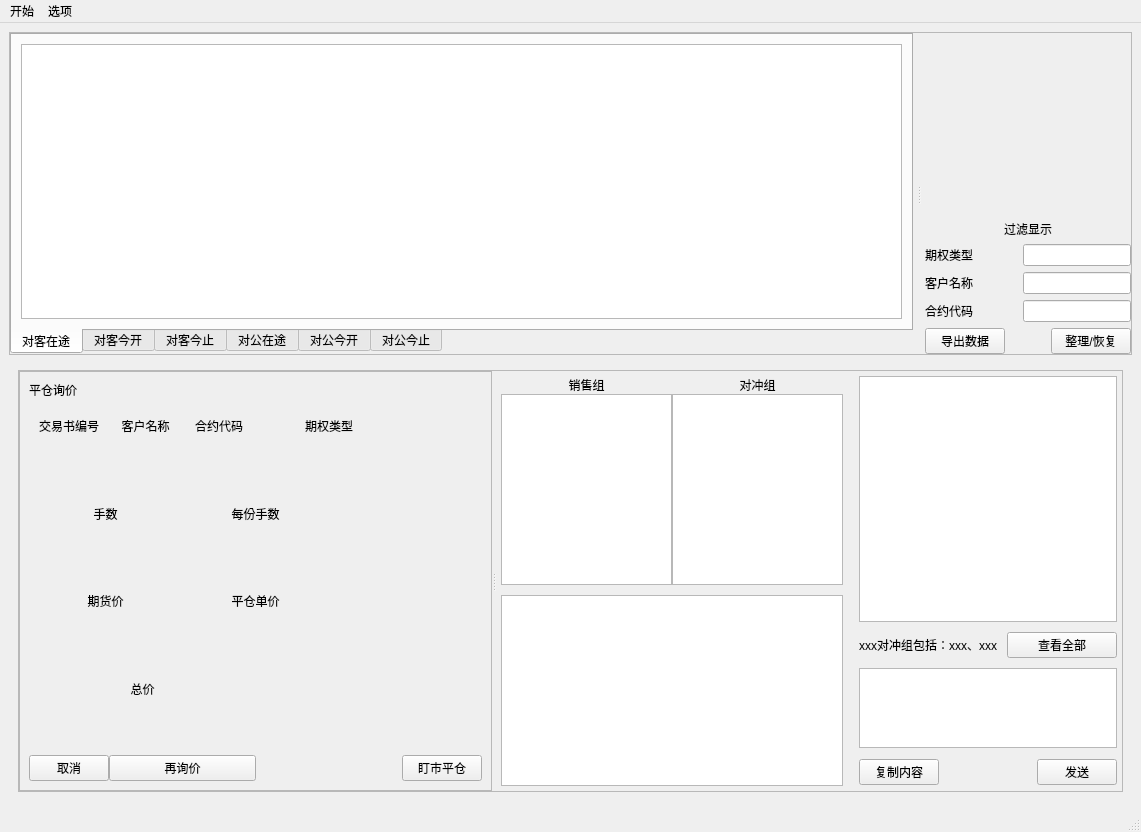
This is UI/mainWindow.ui in 413180794/OptionDeal as Qt 5 draws it before an edit. The edited form follows.
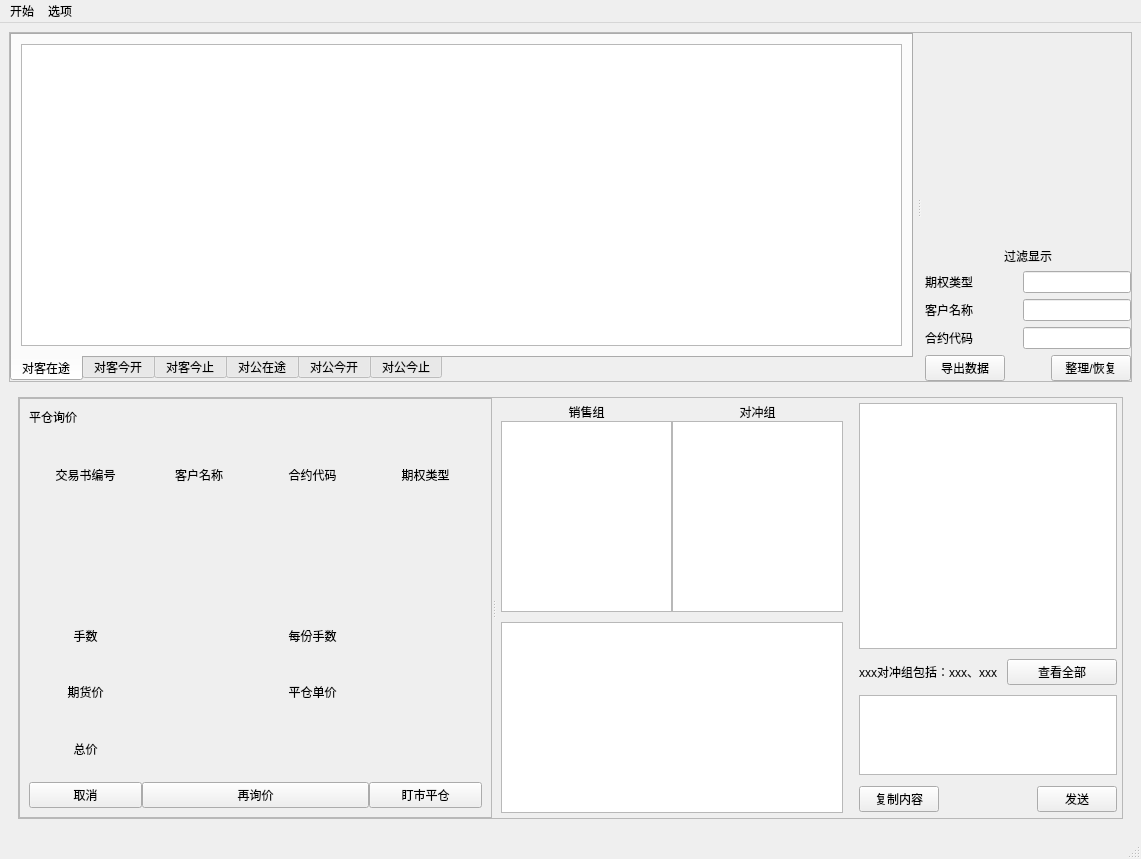
This is the edited form. The open tabs and pages were chosen to show the change.

The edit to the form file:
```diff
--- a/UI/mainWindow.ui
+++ b/UI/mainWindow.ui
@@ -8,12 +8,15 @@
     <x>0</x>
     <y>0</y>
     <width>1141</width>
-    <height>832</height>
+    <height>859</height>
    </rect>
   </property>
   <property name="windowTitle">
    <string>期货交易端</string>
   </property>
+  <property name="styleSheet">
+   <string notr="true"/>
+  </property>
   <property name="unifiedTitleAndToolBarOnMac">
    <bool>false</bool>
   </property>
@@ -344,9 +347,7 @@
            <bool>false</bool>
           </property>
           <property name="styleSheet">
-           <string notr="true">QLabel {
-	border:0px solid #242424;
-}</string>
+           <string notr="true"/>
           </property>
           <property name="frameShape">
            <enum>QFrame::StyledPanel</enum>
@@ -920,9 +921,28 @@
           </widget>
           <widget class="QWidget" name="evening_up_enquiry_page">
            <property name="styleSheet">
-            <string notr="true"/>
+            <string notr="true">QLable{
+	border: 0.5px  #242424 ;
+	border-style:solid;
+}</string>
            </property>
            <layout class="QGridLayout" name="gridLayout_2">
+            <item row="0" column="0">
+             <widget class="QLabel" name="label_84">
+              <property name="sizePolicy">
+               <sizepolicy hsizetype="Preferred" vsizetype="Fixed">
+                <horstretch>0</horstretch>
+                <verstretch>0</verstretch>
+               </sizepolicy>
+              </property>
+              <property name="styleSheet">
+               <string notr="true"/>
+              </property>
+              <property name="text">
+               <string>平仓询价</string>
+              </property>
+             </widget>
+            </item>
             <item row="1" column="0">
              <layout class="QGridLayout" name="gridLayout_7">
               <property name="sizeConstraint">
@@ -934,13 +954,20 @@
               <property name="verticalSpacing">
                <number>5</number>
               </property>
-              <item row="0" column="0">
-               <layout class="QVBoxLayout" name="verticalLayout_24">
+              <item row="3" column="0">
+               <widget class="QPushButton" name="cancel_enquiry_pushButton">
+                <property name="text">
+                 <string>取消</string>
+                </property>
+               </widget>
+              </item>
+              <item row="0" column="3">
+               <layout class="QVBoxLayout" name="verticalLayout_30">
                 <property name="spacing">
                  <number>0</number>
                 </property>
                 <item>
-                 <widget class="QLabel" name="label_49">
+                 <widget class="QLabel" name="label_64">
                   <property name="font">
                    <font>
                     <weight>50</weight>
@@ -951,7 +978,7 @@
                    <string notr="true"/>
                   </property>
                   <property name="text">
-                   <string>交易书编号</string>
+                   <string>期权类型</string>
                   </property>
                   <property name="alignment">
                    <set>Qt::AlignCenter</set>
@@ -959,13 +986,7 @@
                  </widget>
                 </item>
                 <item>
-                 <widget class="QLabel" name="transaction_number_label_in_enquiry_page">
-                  <property name="font">
-                   <font>
-                    <weight>50</weight>
-                    <bold>false</bold>
-                   </font>
-                  </property>
+                 <widget class="QLabel" name="option_type_label_in_enquiry_page">
                   <property name="text">
                    <string/>
                   </property>
@@ -1054,245 +1075,210 @@
                 </item>
                </layout>
               </item>
-              <item row="6" column="6">
+              <item row="3" column="3">
                <widget class="QPushButton" name="marked_to_market_pushButton">
                 <property name="text">
                  <string>盯市平仓</string>
                 </property>
                </widget>
               </item>
-              <item row="0" column="3" colspan="2">
-               <layout class="QVBoxLayout" name="verticalLayout_30">
-                <property name="spacing">
-                 <number>0</number>
-                </property>
-                <item>
-                 <widget class="QLabel" name="label_64">
-                  <property name="font">
-                   <font>
-                    <weight>50</weight>
-                    <bold>false</bold>
-                   </font>
-                  </property>
-                  <property name="text">
-                   <string>期权类型</string>
-                  </property>
-                  <property name="alignment">
-                   <set>Qt::AlignCenter</set>
-                  </property>
-                 </widget>
-                </item>
-                <item>
-                 <widget class="QLabel" name="option_type_label_in_enquiry_page">
-                  <property name="text">
-                   <string/>
-                  </property>
-                  <property name="alignment">
-                   <set>Qt::AlignCenter</set>
-                  </property>
-                 </widget>
-                </item>
-               </layout>
-              </item>
-              <item row="1" column="2" colspan="2">
-               <layout class="QVBoxLayout" name="verticalLayout_25">
-                <property name="spacing">
-                 <number>0</number>
-                </property>
-                <item>
-                 <widget class="QLabel" name="label_54">
-                  <property name="font">
-                   <font>
-                    <weight>50</weight>
-                    <bold>false</bold>
-                   </font>
-                  </property>
-                  <property name="text">
-                   <string>每份手数</string>
-                  </property>
-                  <property name="alignment">
-                   <set>Qt::AlignCenter</set>
-                  </property>
-                 </widget>
-                </item>
-                <item>
-                 <widget class="QLabel" name="number_per_hand_label_in_enquiry_page">
-                  <property name="text">
-                   <string/>
-                  </property>
-                  <property name="alignment">
-                   <set>Qt::AlignCenter</set>
-                  </property>
-                 </widget>
-                </item>
-               </layout>
-              </item>
-              <item row="2" column="0" colspan="2">
-               <layout class="QVBoxLayout" name="verticalLayout_27">
-                <property name="spacing">
-                 <number>0</number>
-                </property>
-                <item>
-                 <widget class="QLabel" name="label_58">
-                  <property name="font">
-                   <font>
-                    <weight>50</weight>
-                    <bold>false</bold>
-                   </font>
-                  </property>
-                  <property name="text">
-                   <string>期货价</string>
-                  </property>
-                  <property name="alignment">
-                   <set>Qt::AlignCenter</set>
-                  </property>
-                 </widget>
-                </item>
-                <item>
-                 <widget class="QLabel" name="forward_price_label">
-                  <property name="text">
-                   <string/>
-                  </property>
-                  <property name="alignment">
-                   <set>Qt::AlignCenter</set>
-                  </property>
-                 </widget>
-                </item>
-               </layout>
-              </item>
-              <item row="2" column="2" colspan="2">
-               <layout class="QVBoxLayout" name="verticalLayout_26">
-                <property name="spacing">
-                 <number>0</number>
-                </property>
-                <item>
-                 <widget class="QLabel" name="label_52">
-                  <property name="font">
-                   <font>
-                    <weight>50</weight>
-                    <bold>false</bold>
-                   </font>
-                  </property>
-                  <property name="text">
-                   <string>平仓单价</string>
-                  </property>
-                  <property name="alignment">
-                   <set>Qt::AlignCenter</set>
-                  </property>
-                 </widget>
-                </item>
-                <item>
-                 <widget class="QLabel" name="unit_price_label_in_enquiry_page">
-                  <property name="text">
-                   <string/>
-                  </property>
-                  <property name="alignment">
-                   <set>Qt::AlignCenter</set>
-                  </property>
-                 </widget>
-                </item>
-               </layout>
-              </item>
-              <item row="5" column="0" colspan="3">
-               <layout class="QVBoxLayout" name="verticalLayout_29">
-                <property name="spacing">
-                 <number>0</number>
-                </property>
-                <item>
-                 <widget class="QLabel" name="label_50">
-                  <property name="font">
-                   <font>
-                    <weight>50</weight>
-                    <bold>false</bold>
-                   </font>
-                  </property>
-                  <property name="text">
-                   <string>总价</string>
-                  </property>
-                  <property name="alignment">
-                   <set>Qt::AlignCenter</set>
-                  </property>
-                 </widget>
-                </item>
-                <item>
-                 <widget class="QLabel" name="total_price_label_in_enquiry_page">
-                  <property name="text">
-                   <string/>
-                  </property>
-                  <property name="alignment">
-                   <set>Qt::AlignCenter</set>
-                  </property>
-                 </widget>
-                </item>
-               </layout>
-              </item>
-              <item row="1" column="0" colspan="2">
-               <layout class="QVBoxLayout" name="verticalLayout_34">
-                <property name="spacing">
-                 <number>0</number>
-                </property>
-                <item>
-                 <widget class="QLabel" name="label_72">
-                  <property name="font">
-                   <font>
-                    <weight>50</weight>
-                    <bold>false</bold>
-                   </font>
-                  </property>
-                  <property name="text">
-                   <string>手数</string>
-                  </property>
-                  <property name="alignment">
-                   <set>Qt::AlignCenter</set>
-                  </property>
-                 </widget>
-                </item>
-                <item>
-                 <widget class="QLabel" name="lots_label_in_enquiry_page">
-                  <property name="text">
-                   <string/>
-                  </property>
-                  <property name="alignment">
-                   <set>Qt::AlignCenter</set>
-                  </property>
-                 </widget>
-                </item>
-               </layout>
-              </item>
-              <item row="6" column="0">
-               <widget class="QPushButton" name="cancel_enquiry_pushButton">
-                <property name="text">
-                 <string>取消</string>
-                </property>
-               </widget>
-              </item>
-              <item row="6" column="1" colspan="2">
+              <item row="3" column="1" colspan="2">
                <widget class="QPushButton" name="enquiry_again_pushButton">
                 <property name="text">
                  <string>再询价</string>
                 </property>
                </widget>
               </item>
+              <item row="0" column="0">
+               <layout class="QVBoxLayout" name="verticalLayout_24">
+                <property name="spacing">
+                 <number>0</number>
+                </property>
+                <item>
+                 <widget class="QLabel" name="label_49">
+                  <property name="font">
+                   <font>
+                    <weight>50</weight>
+                    <bold>false</bold>
+                   </font>
+                  </property>
+                  <property name="styleSheet">
+                   <string notr="true"/>
+                  </property>
+                  <property name="text">
+                   <string>交易书编号</string>
+                  </property>
+                  <property name="alignment">
+                   <set>Qt::AlignCenter</set>
+                  </property>
+                  <property name="name" stdset="0">
+                   <string>tableSheet</string>
+                  </property>
+                 </widget>
+                </item>
+                <item>
+                 <widget class="QLabel" name="transaction_number_label_in_enquiry_page">
+                  <property name="font">
+                   <font>
+                    <weight>50</weight>
+                    <bold>false</bold>
+                   </font>
+                  </property>
+                  <property name="text">
+                   <string/>
+                  </property>
+                  <property name="alignment">
+                   <set>Qt::AlignCenter</set>
+                  </property>
+                  <property name="name" stdset="0">
+                   <string>tableSheet</string>
+                  </property>
+                 </widget>
+                </item>
+               </layout>
+              </item>
+              <item row="1" column="0" colspan="4">
+               <layout class="QGridLayout" name="gridLayout_12">
+                <item row="1" column="3">
+                 <widget class="QLabel" name="unit_price_label_in_enquiry_page_2">
+                  <property name="text">
+                   <string/>
+                  </property>
+                  <property name="alignment">
+                   <set>Qt::AlignCenter</set>
+                  </property>
+                  <property name="name" stdset="0">
+                   <string>warn_color</string>
+                  </property>
+                 </widget>
+                </item>
+                <item row="0" column="0">
+                 <widget class="QLabel" name="label_73">
+                  <property name="font">
+                   <font>
+                    <weight>50</weight>
+                    <bold>false</bold>
+                   </font>
+                  </property>
+                  <property name="text">
+                   <string>手数</string>
+                  </property>
+                  <property name="alignment">
+                   <set>Qt::AlignCenter</set>
+                  </property>
+                 </widget>
+                </item>
+                <item row="1" column="2">
+                 <widget class="QLabel" name="label_53">
+                  <property name="font">
+                   <font>
+                    <weight>50</weight>
+                    <bold>false</bold>
+                   </font>
+                  </property>
+                  <property name="text">
+                   <string>平仓单价</string>
+                  </property>
+                  <property name="alignment">
+                   <set>Qt::AlignCenter</set>
+                  </property>
+                 </widget>
+                </item>
+                <item row="1" column="1">
+                 <widget class="QLabel" name="forward_price_label_2">
+                  <property name="text">
+                   <string/>
+                  </property>
+                  <property name="alignment">
+                   <set>Qt::AlignCenter</set>
+                  </property>
+                 </widget>
+                </item>
+                <item row="0" column="1">
+                 <widget class="QLabel" name="lots_label_in_enquiry_page_2">
+                  <property name="text">
+                   <string/>
+                  </property>
+                  <property name="alignment">
+                   <set>Qt::AlignCenter</set>
+                  </property>
+                 </widget>
+                </item>
+                <item row="1" column="0">
+                 <widget class="QLabel" name="label_59">
+                  <property name="font">
+                   <font>
+                    <weight>50</weight>
+                    <bold>false</bold>
+                   </font>
+                  </property>
+                  <property name="text">
+                   <string>期货价</string>
+                  </property>
+                  <property name="alignment">
+                   <set>Qt::AlignCenter</set>
+                  </property>
+                 </widget>
+                </item>
+                <item row="0" column="2">
+                 <widget class="QLabel" name="label_55">
+                  <property name="font">
+                   <font>
+                    <weight>50</weight>
+                    <bold>false</bold>
+                   </font>
+                  </property>
+                  <property name="text">
+                   <string>每份手数</string>
+                  </property>
+                  <property name="alignment">
+                   <set>Qt::AlignCenter</set>
+                  </property>
+                 </widget>
+                </item>
+                <item row="0" column="3">
+                 <widget class="QLabel" name="number_per_hand_label_in_enquiry_page_2">
+                  <property name="text">
+                   <string/>
+                  </property>
+                  <property name="alignment">
+                   <set>Qt::AlignCenter</set>
+                  </property>
+                 </widget>
+                </item>
+                <item row="2" column="0">
+                 <widget class="QLabel" name="label_51">
+                  <property name="font">
+                   <font>
+                    <weight>50</weight>
+                    <bold>false</bold>
+                   </font>
+                  </property>
+                  <property name="text">
+                   <string>总价</string>
+                  </property>
+                  <property name="alignment">
+                   <set>Qt::AlignCenter</set>
+                  </property>
+                 </widget>
+                </item>
+                <item row="2" column="1" colspan="2">
+                 <widget class="QLabel" name="total_price_label_in_enquiry_page_2">
+                  <property name="text">
+                   <string/>
+                  </property>
+                  <property name="alignment">
+                   <set>Qt::AlignCenter</set>
+                  </property>
+                  <property name="name" stdset="0">
+                   <string>warn_color</string>
+                  </property>
+                 </widget>
+                </item>
+               </layout>
+              </item>
              </layout>
             </item>
-            <item row="0" column="0">
-             <widget class="QLabel" name="label_84">
-              <property name="sizePolicy">
-               <sizepolicy hsizetype="Preferred" vsizetype="Fixed">
-                <horstretch>0</horstretch>
-                <verstretch>0</verstretch>
-               </sizepolicy>
-              </property>
-              <property name="styleSheet">
-               <string notr="true">QLabel {
-	border:0px solid #242424;
-}</string>
-              </property>
-              <property name="text">
-               <string>平仓询价</string>
-              </property>
-             </widget>
-            </item>
            </layout>
           </widget>
           <widget class="QWidget" name="open_check_feasibility_page">
@@ -2602,12 +2588,138 @@
                 </property>
                </widget>
               </item>
-              <item row="0" column="3" colspan="2">
-               <layout class="QVBoxLayout" name="verticalLayout_36">
+              <item row="0" column="0">
+               <layout class="QVBoxLayout" name="verticalLayout_27">
                 <property name="spacing">
                  <number>0</number>
                 </property>
                 <item>
+                 <widget class="QLabel" name="label_56">
+                  <property name="font">
+                   <font>
+                    <weight>50</weight>
+                    <bold>false</bold>
+                   </font>
+                  </property>
+                  <property name="styleSheet">
+                   <string notr="true"/>
+                  </property>
+                  <property name="text">
+                   <string>交易书编号</string>
+                  </property>
+                  <property name="alignment">
+                   <set>Qt::AlignCenter</set>
+                  </property>
+                  <property name="name" stdset="0">
+                   <string>tableSheet</string>
+                  </property>
+                 </widget>
+                </item>
+                <item>
+                 <widget class="QLabel" name="transaction_number_label_in_enquiry_page_4">
+                  <property name="font">
+                   <font>
+                    <weight>50</weight>
+                    <bold>false</bold>
+                   </font>
+                  </property>
+                  <property name="text">
+                   <string/>
+                  </property>
+                  <property name="alignment">
+                   <set>Qt::AlignCenter</set>
+                  </property>
+                  <property name="name" stdset="0">
+                   <string>tableSheet</string>
+                  </property>
+                 </widget>
+                </item>
+               </layout>
+              </item>
+              <item row="1" column="0" colspan="4">
+               <layout class="QGridLayout" name="gridLayout_20">
+                <item row="1" column="3">
+                 <widget class="QLabel" name="unit_price_label_in_enquiry_page_5">
+                  <property name="text">
+                   <string/>
+                  </property>
+                  <property name="alignment">
+                   <set>Qt::AlignCenter</set>
+                  </property>
+                  <property name="name" stdset="0">
+                   <string>warn_color</string>
+                  </property>
+                 </widget>
+                </item>
+                <item row="0" column="0">
+                 <widget class="QLabel" name="label_74">
+                  <property name="font">
+                   <font>
+                    <weight>50</weight>
+                    <bold>false</bold>
+                   </font>
+                  </property>
+                  <property name="text">
+                   <string>手数</string>
+                  </property>
+                  <property name="alignment">
+                   <set>Qt::AlignCenter</set>
+                  </property>
+                 </widget>
+                </item>
+                <item row="1" column="2">
+                 <widget class="QLabel" name="label_57">
+                  <property name="font">
+                   <font>
+                    <weight>50</weight>
+                    <bold>false</bold>
+                   </font>
+                  </property>
+                  <property name="text">
+                   <string>平仓单价</string>
+                  </property>
+                  <property name="alignment">
+                   <set>Qt::AlignCenter</set>
+                  </property>
+                 </widget>
+                </item>
+                <item row="1" column="1">
+                 <widget class="QLabel" name="forward_price_label_5">
+                  <property name="text">
+                   <string/>
+                  </property>
+                  <property name="alignment">
+                   <set>Qt::AlignCenter</set>
+                  </property>
+                 </widget>
+                </item>
+                <item row="0" column="1">
+                 <widget class="QLabel" name="lots_label_in_enquiry_page_5">
+                  <property name="text">
+                   <string/>
+                  </property>
+                  <property name="alignment">
+                   <set>Qt::AlignCenter</set>
+                  </property>
+                 </widget>
+                </item>
+                <item row="1" column="0">
+                 <widget class="QLabel" name="label_63">
+                  <property name="font">
+                   <font>
+                    <weight>50</weight>
+                    <bold>false</bold>
+                   </font>
+                  </property>
+                  <property name="text">
+                   <string>期货价</string>
+                  </property>
+                  <property name="alignment">
+                   <set>Qt::AlignCenter</set>
+                  </property>
+                 </widget>
+                </item>
+                <item row="0" column="2">
                  <widget class="QLabel" name="label_70">
                   <property name="font">
                    <font>
```
Left out of the diff: 352 changed lines with no effect on the pictures.
